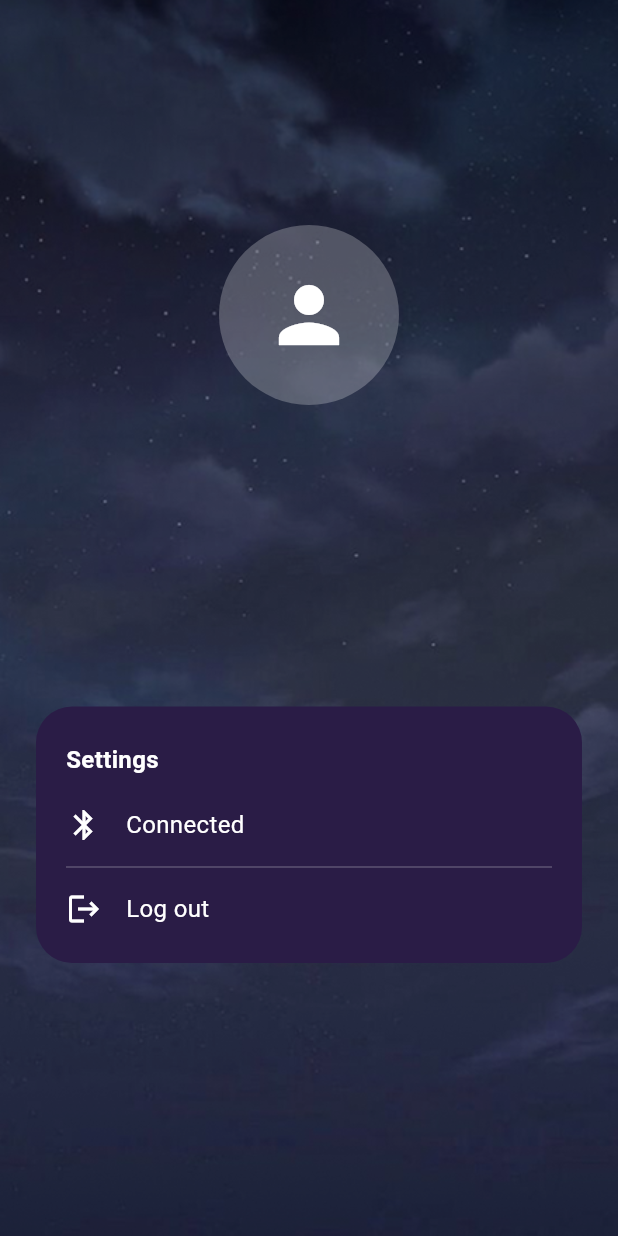
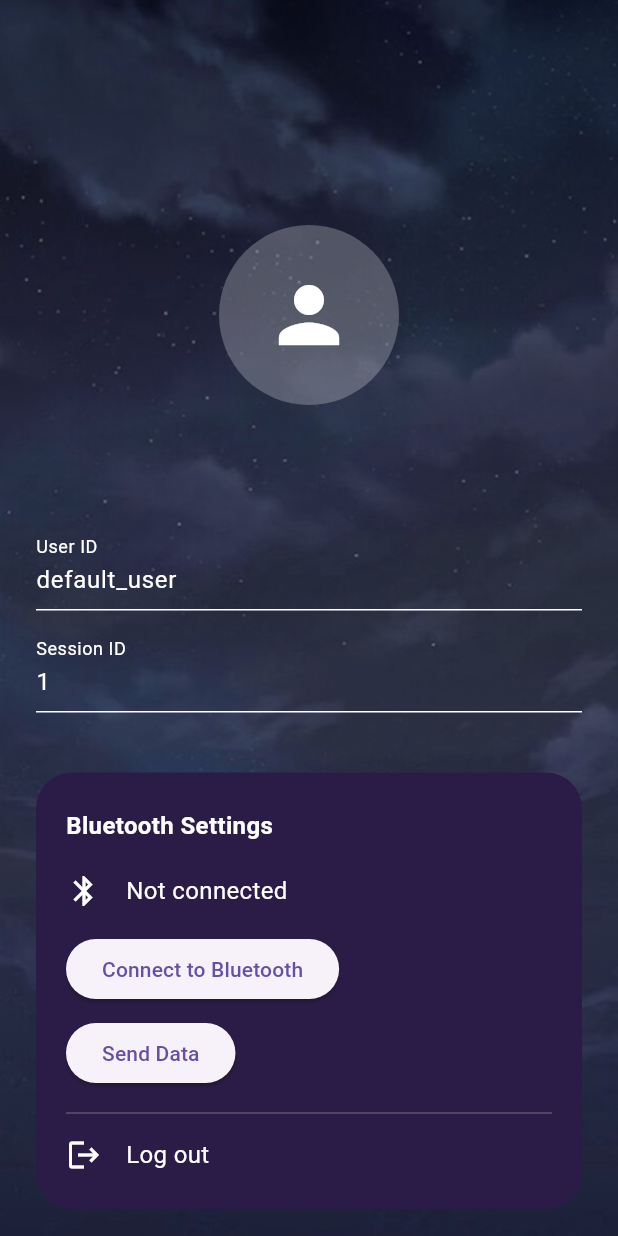
Before and after one commit to Chuki1234/Slumber, a Flutter app: the ProfileView screen opened by its route, after a tap on "Log out", on a phone screen of 412 x 824 dp. Run offline on Flutter 3.47's test engine with Material 3 defaults, Android fonts, the phone set to English and light mode, and no system bars; our stand-ins replace device_info_plus, firebase_core, fl_chart, flutter_bluetooth_serial, get, google_sign_in and 5 more; accounts and stored records are empty.

Commit message:
feat: profile page

```diff
--- a/lib/app/modules/profile/controllers/profile_controller.dart
+++ b/lib/app/modules/profile/controllers/profile_controller.dart
@@ -1,6 +1,10 @@
+import 'dart:io';
+import 'dart:typed_data';
+import 'package:device_info_plus/device_info_plus.dart';
 import 'package:flutter/material.dart';
+import 'package:flutter_bluetooth_serial/flutter_bluetooth_serial.dart';
 import 'package:get/get.dart';
-
+import 'package:permission_handler/permission_handler.dart';
 import '../../../../service/auth_service.dart';
 
 class ProfileController extends GetxController {
@@ -8,10 +12,109 @@ class ProfileController extends GetxController {
   final avatarPath = 'assets/images/avatar.png'.obs;
   final AuthService _authService = AuthService();
 
-  Future<void>SignOut() async {
+  // 🔌 Bluetooth state
+  RxBool isConnected = false.obs;
+  RxBool isDeviceSupported = true
+      .obs; // sẽ là false nếu chạy trên emulator (dùng để ẩn UI hoặc disable nút)
+  BluetoothConnection? _connection;
+  BluetoothDevice? _device;
+
+  @override
+  void onInit() {
+    super.onInit();
+    checkDeviceAndInitBluetooth(); // đảm bảo không khởi tạo trên emulator
+  }
+
+  /// ✅ Kiểm tra thiết bị thật hay emulator
+  Future<void> checkDeviceAndInitBluetooth() async {
+    if (Platform.isAndroid) {
+      final deviceInfo = DeviceInfoPlugin();
+      final androidInfo = await deviceInfo.androidInfo;
+
+      if (androidInfo.isPhysicalDevice == false) {
+        isDeviceSupported.value = false;
+        Get.snackbar(
+          "Unsupported",
+          "Bluetooth is not supported on Android Emulator.",
+          snackPosition: SnackPosition.BOTTOM,
+          backgroundColor: Colors.orange,
+          colorText: Colors.black,
+        );
+        return;
+      }
+    }
+
+    isDeviceSupported.value = true;
+    await _initBluetooth();
+  }
+
+  Future<void> _initBluetooth() async {
     try {
+      if (Platform.isAndroid) {
+        await [
+          Permission.bluetooth,
+          Permission.bluetoothConnect,
+          Permission.bluetoothScan,
+          Permission.location,
+        ].request();
+      }
+
+      await FlutterBluetoothSerial.instance.requestEnable();
+    } catch (e) {
+      Get.snackbar("Bluetooth", "Failed to enable Bluetooth: $e");
+    }
+  }
+
+  /// 🔹 Connect to HC-05
+  Future<void> connectToHC05() async {
+    if (!isDeviceSupported.value) {
+      Get.snackbar("Bluetooth", "Not supported on this device.");
+      return;
+    }
+
+    try {
+      final devices = await FlutterBluetoothSerial.instance.getBondedDevices();
+      _device = devices.firstWhere((d) => d.name == 'HC-05');
+    } catch (e) {
+      Get.snackbar("Error", "HC-05 not paired.");
+      return;
+    }
+
+    try {
+      _connection = await BluetoothConnection.toAddress(_device!.address);
+      isConnected.value = true;
+      Get.snackbar("Bluetooth", "Connected to HC-05");
+    } catch (e) {
+      isConnected.value = false;
+      Get.snackbar("Error", "Connection failed: $e");
+    }
+  }
+
+  /// 🔹 Send data to HC-05
+  void sendUserData({String userId = "default_user", int sessionId = 1}) {
+    if (_connection != null && isConnected.value) {
+      final data = "$userId,$sessionId\n";
+      _connection!.output.add(Uint8List.fromList(data.codeUnits));
+      Get.snackbar("Bluetooth", "Sent: $data");
+    } else {
+      Get.snackbar("Bluetooth", "Not connected to any device.");
+    }
+  }
+
+  /// 🔹 Disconnect
+  void disconnectBluetooth() {
+    _connection?.dispose();
+    _connection = null;
+    isConnected.value = false;
+    Get.snackbar("Bluetooth", "Disconnected");
+  }
+
+  /// 🔹 Sign out
+  Future<void> SignOut() async {
+    try {
+      disconnectBluetooth();
       await _authService.signOut();
-      Get.offAllNamed('/login'); // Adjust the route as needed
+      Get.offAllNamed('/login');
     } catch (e) {
       Get.snackbar(
         'Error',
--- a/lib/app/modules/profile/views/profile_view.dart
+++ b/lib/app/modules/profile/views/profile_view.dart
@@ -9,21 +9,28 @@ class ProfileView extends GetView<ProfileController> {
   @override
   Widget build(BuildContext context) {
     final user = Supabase.instance.client.auth.currentUser;
+    final avatarUrl = user?.userMetadata?['avatar_url'] ?? '';
+    final name = user?.userMetadata?['full_name'] ?? 'No Name';
 
-    final avatarUrl = user?.userMetadata?['avatar_url'] ?? '';
-    final name = user?.userMetadata?['full_name'] ?? 'Chưa có tên';
+    final userIdController = TextEditingController(text: "default_user");
+    final sessionIdController = TextEditingController(text: "1");
 
     return Scaffold(
       backgroundColor: Colors.transparent,
       body: Stack(
         children: [
+          // Background image
           Positioned.fill(
             child: Image.asset(
               'assets/images/Background.png',
               fit: BoxFit.cover,
             ),
           ),
-          Padding(
+          // Content
+          SafeArea(
+            child: SingleChildScrollView(
+              padding: const EdgeInsets.only(bottom: 32),
+              child: Padding(
                 padding: const EdgeInsets.only(top: 50),
                 child: Column(
                   children: [
@@ -38,7 +45,7 @@ class ProfileView extends GetView<ProfileController> {
                             : Container(
                           width: 120,
                           height: 120,
-                          decoration: BoxDecoration(
+                          decoration: const BoxDecoration(
                             color: Colors.white24,
                             shape: BoxShape.circle,
                           ),
@@ -59,13 +66,45 @@ class ProfileView extends GetView<ProfileController> {
                         ),
                       ],
                     ),
+                    const SizedBox(height: 40),
 
-                const SizedBox(height: 60),
+                    // Input Fields
+                    Padding(
+                      padding: const EdgeInsets.symmetric(horizontal: 24),
+                      child: Column(
+                        children: [
+                          TextField(
+                            controller: userIdController,
+                            style: const TextStyle(color: Colors.white),
+                            decoration: const InputDecoration(
+                              labelText: 'User ID',
+                              labelStyle: TextStyle(color: Colors.white),
+                              enabledBorder: UnderlineInputBorder(
+                                borderSide: BorderSide(color: Colors.white),
+                              ),
+                            ),
+                          ),
+                          const SizedBox(height: 12),
+                          TextField(
+                            controller: sessionIdController,
+                            keyboardType: TextInputType.number,
+                            style: const TextStyle(color: Colors.white),
+                            decoration: const InputDecoration(
+                              labelText: 'Session ID',
+                              labelStyle: TextStyle(color: Colors.white),
+                              enabledBorder: UnderlineInputBorder(
+                                borderSide: BorderSide(color: Colors.white),
+                              ),
+                            ),
+                          ),
+                        ],
+                      ),
+                    ),
 
-                /// ⚙️ Settings Container
-                Padding(
-                  padding: const EdgeInsets.only(top: 100),
-                  child: Container(
+                    const SizedBox(height: 40),
+
+                    // Bluetooth Settings
+                    Container(
                       margin: const EdgeInsets.symmetric(horizontal: 24),
                       padding: const EdgeInsets.symmetric(
                         horizontal: 20,
@@ -79,7 +118,7 @@ class ProfileView extends GetView<ProfileController> {
                         crossAxisAlignment: CrossAxisAlignment.start,
                         children: [
                           const Text(
-                          'Settings',
+                            'Bluetooth Settings',
                             style: TextStyle(
                               color: Colors.white,
                               fontWeight: FontWeight.bold,
@@ -87,18 +126,38 @@ class ProfileView extends GetView<ProfileController> {
                             ),
                           ),
                           const SizedBox(height: 20),
-                        Row(
-                          children: const [
-                            Icon(Icons.bluetooth, color: Colors.white),
-                            SizedBox(width: 16),
+                          Obx(() => Row(
+                            children: [
+                              const Icon(Icons.bluetooth,
+                                  color: Colors.white),
+                              const SizedBox(width: 16),
                               Text(
-                              'Connected',
-                              style: TextStyle(
+                                controller.isConnected.value
+                                    ? 'Connected to HC-05'
+                                    : 'Not connected',
+                                style: const TextStyle(
                                   color: Colors.white,
                                   fontSize: 16,
                                 ),
                               ),
                             ],
+                          )),
+                          const SizedBox(height: 16),
+                          ElevatedButton(
+                            onPressed: controller.connectToHC05,
+                            child: const Text('Connect to Bluetooth'),
+                          ),
+                          const SizedBox(height: 8),
+                          ElevatedButton(
+                            onPressed: () {
+                              final userId = userIdController.text.trim();
+                              final sessionId = int.tryParse(
+                                  sessionIdController.text.trim()) ??
+                                  1;
+                              controller.sendUserData(
+                                  userId: userId, sessionId: sessionId);
+                            },
+                            child: const Text('Send Data'),
                           ),
                           const Divider(color: Colors.white24, height: 32),
                           GestureDetector(
@@ -120,8 +179,9 @@ class ProfileView extends GetView<ProfileController> {
                         ],
                       ),
                     ),
+                  ],
                 ),
-              ],
+              ),
             ),
           ),
         ],
--- a/lib/main.dart
+++ b/lib/main.dart
@@ -24,7 +24,6 @@ void main() async {
   runApp(const MyApp());
 }
 
-
 class MyApp extends StatelessWidget {
   const MyApp({super.key});
 
--- a/pubspec.yaml
+++ b/pubspec.yaml
@@ -46,6 +46,9 @@ dependencies:
   firebase_core: ^3.14.0
   google_sign_in: ^6.3.0
   vibration: ^3.1.3
+  flutter_bluetooth_serial: ^0.4.0
+  device_info_plus: ^10.0.1
+  permission_handler: ^11.0.1
 
 dev_dependencies:
   flutter_test:
```
Also changed, not shown: lib/app/modules/Bedtime/controllers/bedtime_controller.dart (+23 -12 lines), lib/app/modules/Bedtime/views/bedtime_view.dart (+20 -0 lines), pubspec.lock, 3 other files. Lines whose indentation alone changed are shown as unchanged.
